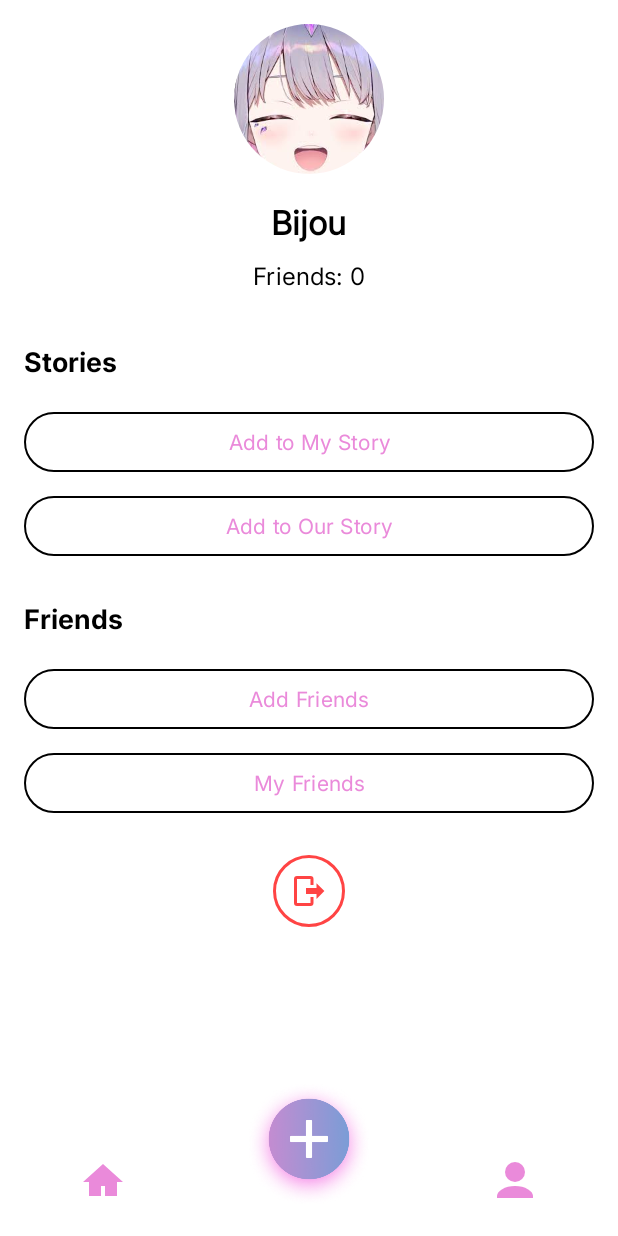
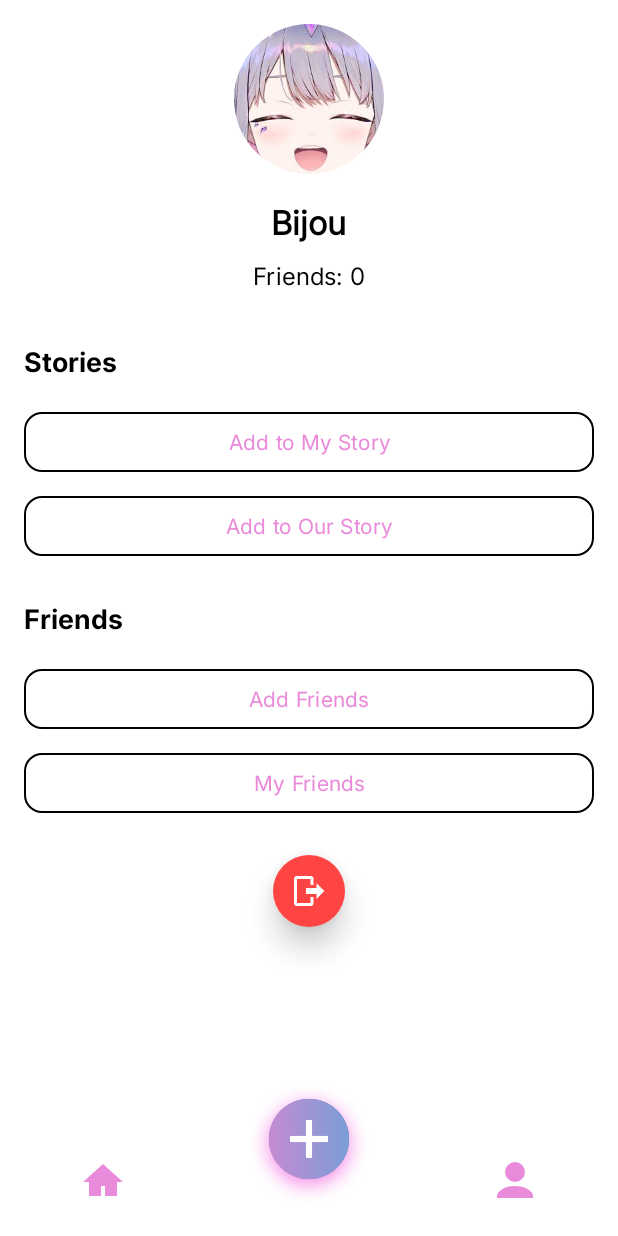
Before and after one commit to sgraa/localink-fp-mobile, an Android app: the MainActivity screen opened directly, with no data from a screen before it, on a phone screen of 412 x 824 dp. Run offline under Robolectric (Android 15) with nearby library versions, the phone set to English and light mode, and no system bars; our stand-ins replace Firebase (no records; nobody signed in at launch, a user with empty details on screens opened directly).

Commit message:
button profile

```diff
--- a/app/src/main/res/drawable/button_logout_background.xml
+++ b/app/src/main/res/drawable/button_logout_background.xml
@@ -1,8 +1,4 @@
-<!-- res/drawable/button_logout_background.xml -->
 <shape xmlns:android="http://schemas.android.com/apk/res/android">
-    <solid android:color="@android:color/transparent"/>
-    <stroke
-        android:color="@android:color/holo_red_light"
-        android:width="2dp"/>
+    <solid android:color="@android:color/holo_red_light"/>
     <corners android:radius="24dp"/>
 </shape>
--- a/app/src/main/res/drawable/log_out.xml
+++ b/app/src/main/res/drawable/log_out.xml
@@ -4,6 +4,6 @@
     android:viewportHeight="24"
     android:viewportWidth="24">
     <path
-        android:fillColor="@android:color/holo_red_light"
+        android:fillColor="@android:color/white"
         android:pathData="M17,17.25V14H10V10H17V6.75L22.25,12L17,17.25M13,2A2,2 0 0,1 15,4V8H13V4H4V20H13V16H15V20A2,2 0 0,1 13,22H4A2,2 0 0,1 2,20V4A2,2 0 0,1 4,2H13Z" />
 </vector>
--- a/app/src/main/res/layout/activity_friends.xml
+++ b/app/src/main/res/layout/activity_friends.xml
@@ -38,7 +38,7 @@
             android:background="@drawable/search_bar_background"
             android:padding="10dp"
             android:layout_margin="5dp"
-            android:elevation="9dp"
+            android:elevation="20dp"
             android:outlineSpotShadowColor="@color/secondary_pink"
             android:outlineAmbientShadowColor="@color/secondary_pink">
 
--- a/app/src/main/res/layout/activity_main.xml
+++ b/app/src/main/res/layout/activity_main.xml
@@ -72,7 +72,8 @@
             app:backgroundTint="@android:color/white"
             app:strokeColor="@android:color/black"
             app:strokeWidth="1dp"
-            android:elevation="12dp" />
+            android:elevation="12dp"
+            app:shapeAppearanceOverlay="@style/ShapeAppearance.App.Corner" />
 
         <com.google.android.material.button.MaterialButton
             android:id="@+id/ourstoriesButton"
@@ -85,7 +86,8 @@
             app:backgroundTint="@android:color/white"
             app:strokeColor="@android:color/black"
             app:strokeWidth="1dp"
-            android:elevation="12dp" />
+            android:elevation="12dp"
+            app:shapeAppearanceOverlay="@style/ShapeAppearance.App.Corner" />
 
         <!-- Friends Section -->
         <TextView
@@ -110,7 +112,8 @@
             app:backgroundTint="@android:color/white"
             app:strokeColor="@android:color/black"
             app:strokeWidth="1dp"
-            android:elevation="12dp" />
+            android:elevation="12dp"
+            app:shapeAppearanceOverlay="@style/ShapeAppearance.App.Corner" />
 
         <com.google.android.material.button.MaterialButton
             android:id="@+id/myfriendsButton"
@@ -123,7 +126,8 @@
             app:backgroundTint="@android:color/white"
             app:strokeColor="@android:color/black"
             app:strokeWidth="1dp"
-            android:elevation="12dp" />
+            android:elevation="12dp"
+            app:shapeAppearanceOverlay="@style/ShapeAppearance.App.Corner" />
 
         <ImageButton
             android:id="@+id/logoutButton"
--- a/app/src/main/res/values/styles.xml
+++ b/app/src/main/res/values/styles.xml
@@ -4,4 +4,8 @@
         <item name="cornerFamily">rounded</item>
         <item name="cornerSize">50%</item>
     </style>
+    <style name="ShapeAppearance.App.Corner" parent="Widget.MaterialComponents.Button">
+        <item name="cornerFamily">rounded</item>
+        <item name="cornerSize">12dp</item>
+    </style>
 </resources>
```
